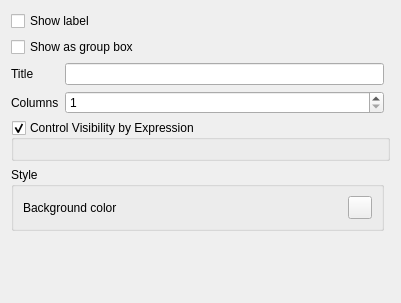
Qt form src/ui/attributeformconfig/qgsattributeformcontaineredit.ui (qgis/QGIS) before a commit.
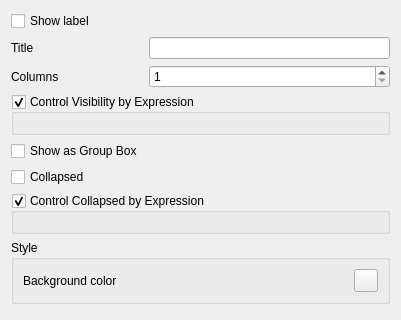
The same form after that commit. Custom widgets are drawn as their Qt base class.

Commit message:
D&D forms show as group box collapsible
Funded by: ARPA Piemonte

The edit to the form file:
```diff
--- a/src/ui/attributeformconfig/qgsattributeformcontaineredit.ui
+++ b/src/ui/attributeformconfig/qgsattributeformcontaineredit.ui
@@ -7,35 +7,48 @@
     <x>0</x>
     <y>0</y>
     <width>401</width>
-    <height>303</height>
+    <height>320</height>
    </rect>
   </property>
   <property name="windowTitle">
    <string notr="true">Form</string>
   </property>
   <layout class="QGridLayout" name="gridLayout">
-   <item row="3" column="0">
-    <widget class="QLabel" name="label_2">
-     <property name="text">
-      <string>Columns</string>
+   <item row="4" column="0" colspan="2">
+    <widget class="QgsCollapsibleGroupBox" name="mControlVisibilityGroupBox">
+     <property name="title">
+      <string>Control Visibility by Expression</string>
      </property>
-    </widget>
-   </item>
-   <item row="0" column="0" colspan="2">
-    <widget class="QCheckBox" name="mShowLabelCheckBox">
-     <property name="text">
-      <string>Show label</string>
+     <property name="checkable">
+      <bool>true</bool>
      </property>
+     <layout class="QGridLayout" name="gridLayout_2">
+      <item row="0" column="0">
+       <widget class="QgsFieldExpressionWidget" name="mVisibilityExpressionWidget" native="true"/>
+      </item>
+     </layout>
     </widget>
    </item>
-   <item row="2" column="0">
-    <widget class="QLabel" name="label">
-     <property name="text">
-      <string>Title</string>
+   <item row="9" column="0" colspan="2">
+    <widget class="QgsCollapsibleGroupBox" name="mGroupBox">
+     <property name="title">
+      <string>Style</string>
      </property>
+     <layout class="QGridLayout" name="gridLayout_3">
+      <item row="1" column="0">
+       <widget class="QLabel" name="label_3">
+        <property name="text">
+         <string>Background color</string>
+        </property>
+       </widget>
+      </item>
+      <item row="1" column="1">
+       <widget class="QgsColorButton" name="mBackgroundColorButton"/>
+      </item>
+     </layout>
     </widget>
    </item>
-   <item row="6" column="0">
+   <item row="10" column="0">
     <spacer name="verticalSpacer">
      <property name="orientation">
       <enum>Qt::Vertical</enum>
@@ -48,19 +61,18 @@
      </property>
     </spacer>
    </item>
-   <item row="4" column="0" colspan="3">
-    <widget class="QgsCollapsibleGroupBox" name="mControlVisibilityGroupBox">
-     <property name="title">
-      <string>Control Visibility by Expression</string>
+   <item row="0" column="0" colspan="2">
+    <widget class="QCheckBox" name="mShowLabelCheckBox">
+     <property name="text">
+      <string>Show label</string>
      </property>
-     <property name="checkable">
-      <bool>true</bool>
+    </widget>
+   </item>
+   <item row="3" column="0">
+    <widget class="QLabel" name="label_2">
+     <property name="text">
+      <string>Columns</string>
      </property>
-     <layout class="QGridLayout" name="gridLayout_2">
-      <item row="0" column="0">
-       <widget class="QgsFieldExpressionWidget" name="mVisibilityExpressionWidget" native="true"/>
-      </item>
-     </layout>
     </widget>
    </item>
    <item row="3" column="1">
@@ -73,31 +85,41 @@
      </property>
     </widget>
    </item>
+   <item row="5" column="0">
+    <widget class="QCheckBox" name="mShowAsGroupBox">
+     <property name="text">
+      <string>Show as Group Box</string>
+     </property>
+    </widget>
+   </item>
    <item row="2" column="1">
     <widget class="QLineEdit" name="mTitleLineEdit"/>
    </item>
-   <item row="1" column="0" colspan="2">
-    <widget class="QCheckBox" name="mShowAsGroupBoxCheckBox">
+   <item row="2" column="0">
+    <widget class="QLabel" name="label">
      <property name="text">
-      <string>Show as group box</string>
+      <string>Title</string>
      </property>
     </widget>
    </item>
-   <item row="5" column="0" colspan="2">
-    <widget class="QgsCollapsibleGroupBox" name="mGroupBox">
+   <item row="6" column="0">
+    <widget class="QCheckBox" name="mCollapsedCheckBox">
+     <property name="text">
+      <string>Collapsed</string>
+     </property>
+    </widget>
+   </item>
+   <item row="7" column="0" colspan="2">
+    <widget class="QgsCollapsibleGroupBox" name="mControlCollapsedGroupBox">
      <property name="title">
-      <string>Style</string>
+      <string>Control Collapsed by Expression</string>
      </property>
-     <layout class="QGridLayout" name="gridLayout_3">
-      <item row="1" column="0">
-       <widget class="QLabel" name="label_3">
-        <property name="text">
-         <string>Background color</string>
-        </property>
-       </widget>
-      </item>
-      <item row="1" column="1">
-       <widget class="QgsColorButton" name="mBackgroundColorButton"/>
+     <property name="checkable">
+      <bool>true</bool>
+     </property>
+     <layout class="QGridLayout" name="gridLayout_4">
+      <item row="0" column="0">
+       <widget class="QgsFieldExpressionWidget" name="mCollapsedExpressionWidget" native="true"/>
       </item>
      </layout>
     </widget>
@@ -105,17 +127,17 @@
   </layout>
  </widget>
  <customwidgets>
-  <customwidget>
-   <class>QgsCollapsibleGroupBox</class>
-   <extends>QGroupBox</extends>
-   <header>qgscollapsiblegroupbox.h</header>
-   <container>1</container>
-  </customwidget>
   <customwidget>
    <class>QgsSpinBox</class>
    <extends>QSpinBox</extends>
    <header>qgsspinbox.h</header>
   </customwidget>
+  <customwidget>
+   <class>QgsCollapsibleGroupBox</class>
+   <extends>QGroupBox</extends>
+   <header>qgscollapsiblegroupbox.h</header>
+   <container>1</container>
+  </customwidget>
   <customwidget>
    <class>QgsFieldExpressionWidget</class>
    <extends>QWidget</extends>
```
Left out of the diff: 2 changed lines with no effect on the pictures. The commit also changes 8 other files.
